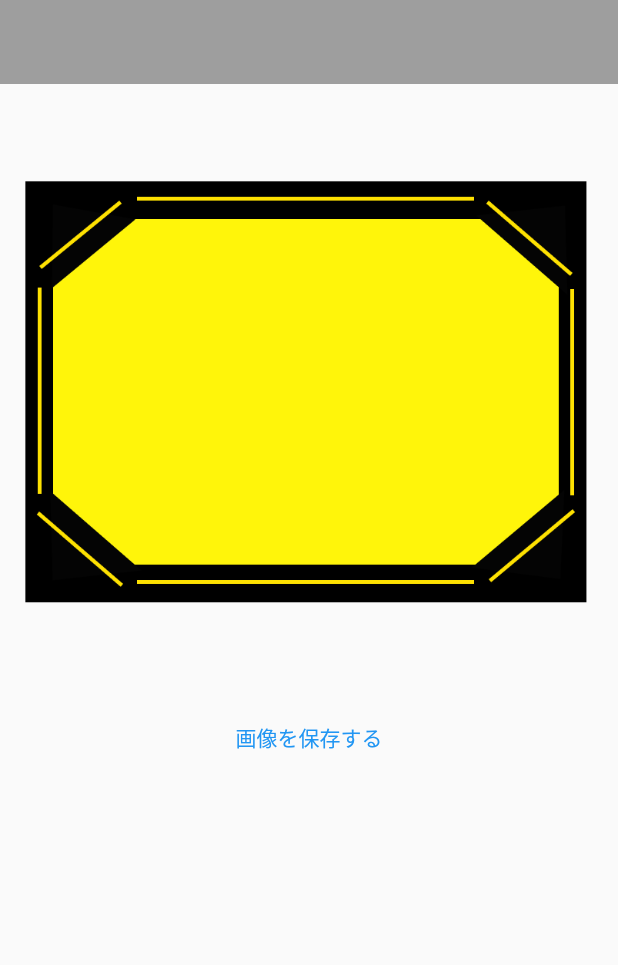
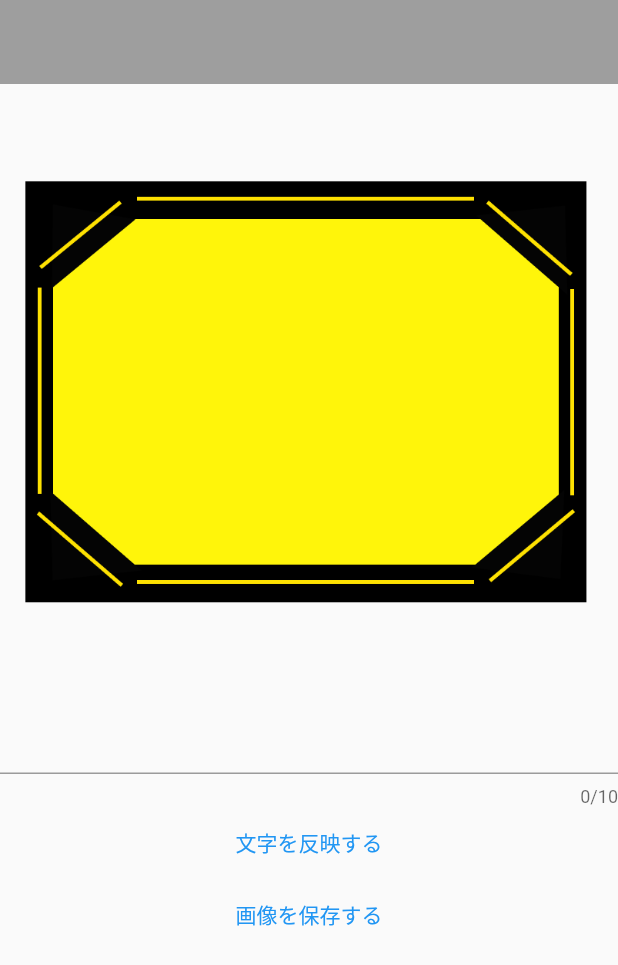
Before and after one commit to iseruuuuu/bokete_create_app, a Flutter app: the screen it shows after launch, on a phone screen of 412 x 824 dp. Shown: the top 965 px of the screen. Run offline on Flutter 3.47's test engine with Material 2 defaults, Android fonts, the phone set to English and light mode, and no system bars; our stand-ins replace flutter_svg, get; project files that could hold a hidden picture were left out.

Commit message:
add: add button and textfield

```diff
--- a/lib/screen/home/home_screen.dart
+++ b/lib/screen/home/home_screen.dart
@@ -29,12 +29,24 @@ class HomeScreen extends StatelessWidget {
               ),
             ),
           ),
-
+          TextField(
+            maxLength: 10,
+            maxLines: 1,
+            onChanged: (text) {
+              //後で登録
+            },
+          ),
           TextButton(
-              onPressed: () {
-                //TODO 後で登録
-              },
-              child: Text('画像を保存する'),
+            onPressed: () {
+              //TODO 後で追加
+            },
+            child: const Text('文字を反映する'),
+          ),
+          TextButton(
+            onPressed: () {
+              //TODO 後で登録
+            },
+            child: const Text('画像を保存する'),
           )
         ],
       ),
```
